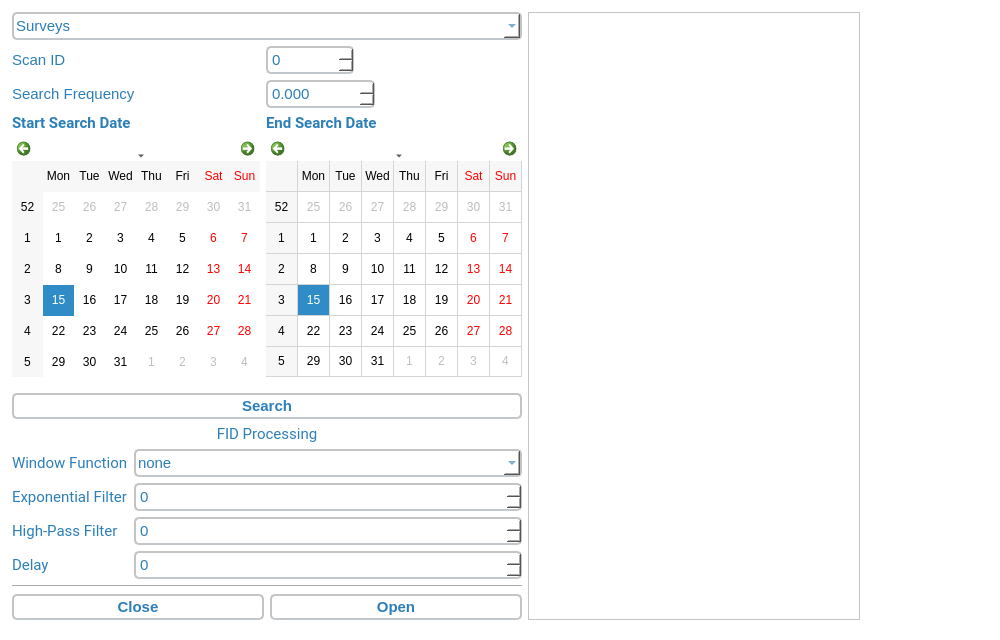
Old version of the form Qt/ScanChooser.ui in the repository laserkelvin/FTSpecViewer.
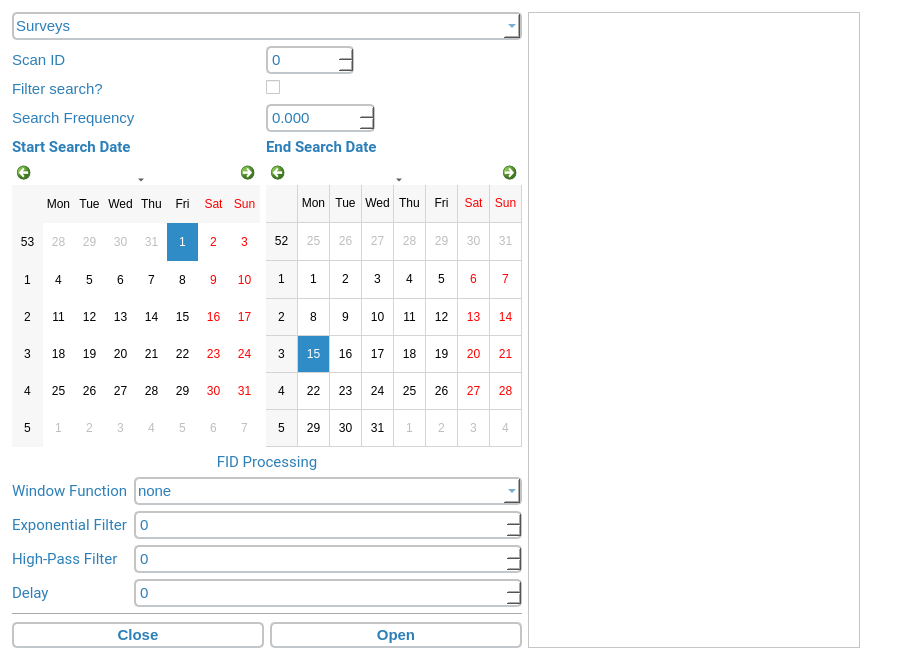
New version of the form.

Commit message:
Rehaul of the batch chooser
Needs testing!

What changed in the file:
```diff
--- a/Qt/ScanChooser.ui
+++ b/Qt/ScanChooser.ui
@@ -6,8 +6,8 @@
    <rect>
     <x>0</x>
     <y>0</y>
-    <width>1000</width>
-    <height>640</height>
+    <width>900</width>
+    <height>660</height>
    </rect>
   </property>
   <property name="sizePolicy">
@@ -18,14 +18,14 @@
   </property>
   <property name="minimumSize">
    <size>
-    <width>1000</width>
-    <height>640</height>
+    <width>900</width>
+    <height>660</height>
    </size>
   </property>
   <property name="maximumSize">
    <size>
-    <width>1000</width>
-    <height>640</height>
+    <width>900</width>
+    <height>660</height>
    </size>
   </property>
   <property name="windowTitle">
@@ -182,7 +182,7 @@
      <x>12</x>
      <y>12</y>
      <width>848</width>
-     <height>608</height>
+     <height>636</height>
     </rect>
    </property>
    <layout class="QHBoxLayout" name="horizontalLayout_3">
@@ -244,7 +244,7 @@
           </property>
          </widget>
         </item>
-        <item row="2" column="1">
+        <item row="3" column="1">
          <widget class="QDoubleSpinBox" name="doubleSpinBoxSearchFreq">
           <property name="sizePolicy">
            <sizepolicy hsizetype="Fixed" vsizetype="Fixed">
@@ -258,6 +258,12 @@
             <height>0</height>
            </size>
           </property>
+          <property name="toolTip">
+           <string>Frequency to search for in MHz.</string>
+          </property>
+          <property name="suffix">
+           <string extracomment="MHz"/>
+          </property>
           <property name="decimals">
            <number>3</number>
           </property>
@@ -266,7 +272,7 @@
           </property>
          </widget>
         </item>
-        <item row="4" column="1">
+        <item row="5" column="1">
          <widget class="QCalendarWidget" name="calendarWidgetEndDate">
           <property name="sizePolicy">
            <sizepolicy hsizetype="Fixed" vsizetype="Fixed">
@@ -285,21 +291,28 @@
           </property>
          </widget>
         </item>
-        <item row="2" column="0">
+        <item row="3" column="0">
          <widget class="QLabel" name="label_2">
           <property name="text">
            <string>Search Frequency</string>
           </property>
          </widget>
         </item>
-        <item row="4" column="0">
+        <item row="5" column="0">
          <widget class="QCalendarWidget" name="calendarWidgetStartDate">
           <property name="toolTip">
            <string>Start Date</string>
           </property>
+          <property name="selectedDate">
+           <date>
+            <year>2010</year>
+            <month>1</month>
+            <day>1</day>
+           </date>
+          </property>
          </widget>
         </item>
-        <item row="3" column="1">
+        <item row="4" column="1">
          <widget class="QLabel" name="label_3">
           <property name="font">
            <font>
@@ -314,7 +327,7 @@
           </property>
          </widget>
         </item>
-        <item row="3" column="0">
+        <item row="4" column="0">
          <widget class="QLabel" name="label_4">
           <property name="font">
            <font>
@@ -329,20 +342,17 @@
           </property>
          </widget>
         </item>
-       </layout>
-      </item>
-      <item>
-       <layout class="QHBoxLayout" name="horizontalLayout_2">
-        <property name="topMargin">
-         <number>10</number>
-        </property>
-        <item>
-         <widget class="QPushButton" name="pushButtonSearchFreq">
-          <property name="toolTip">
-           <string>Search for a specified frequency in the survey/batch.</string>
+        <item row="2" column="1">
+         <widget class="QCheckBox" name="checkBoxFilter">
+          <property name="text">
+           <string/>
           </property>
+         </widget>
+        </item>
+        <item row="2" column="0">
+         <widget class="QLabel" name="label_6">
           <property name="text">
-           <string>Search</string>
+           <string>Filter search?</string>
           </property>
          </widget>
         </item>
```
The commit also changes 20 other files.
